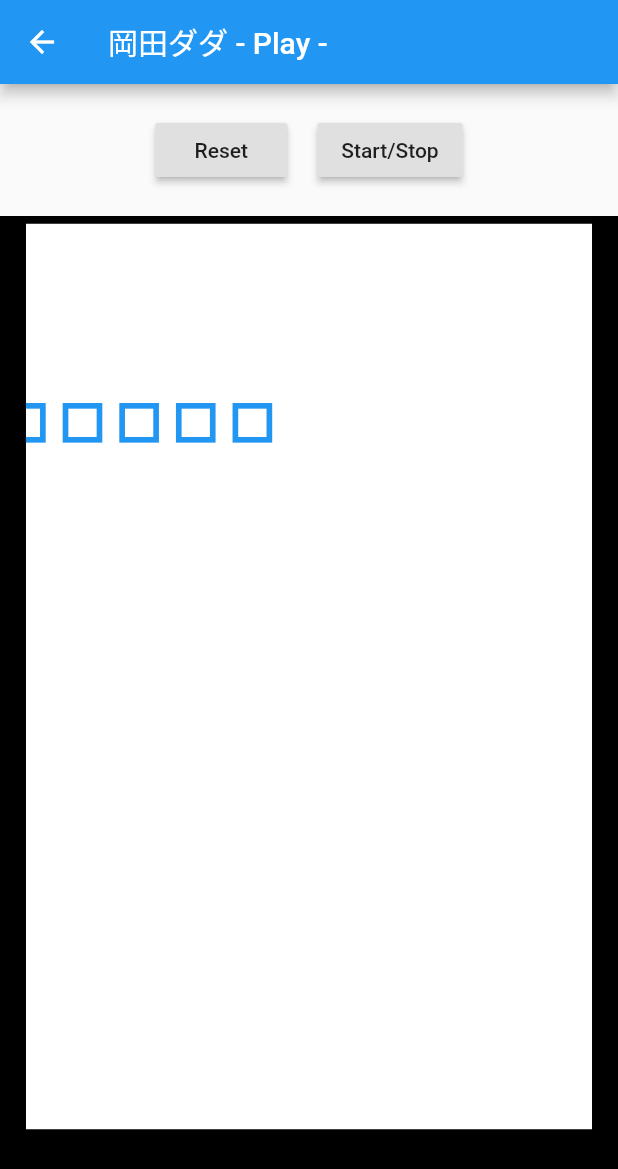
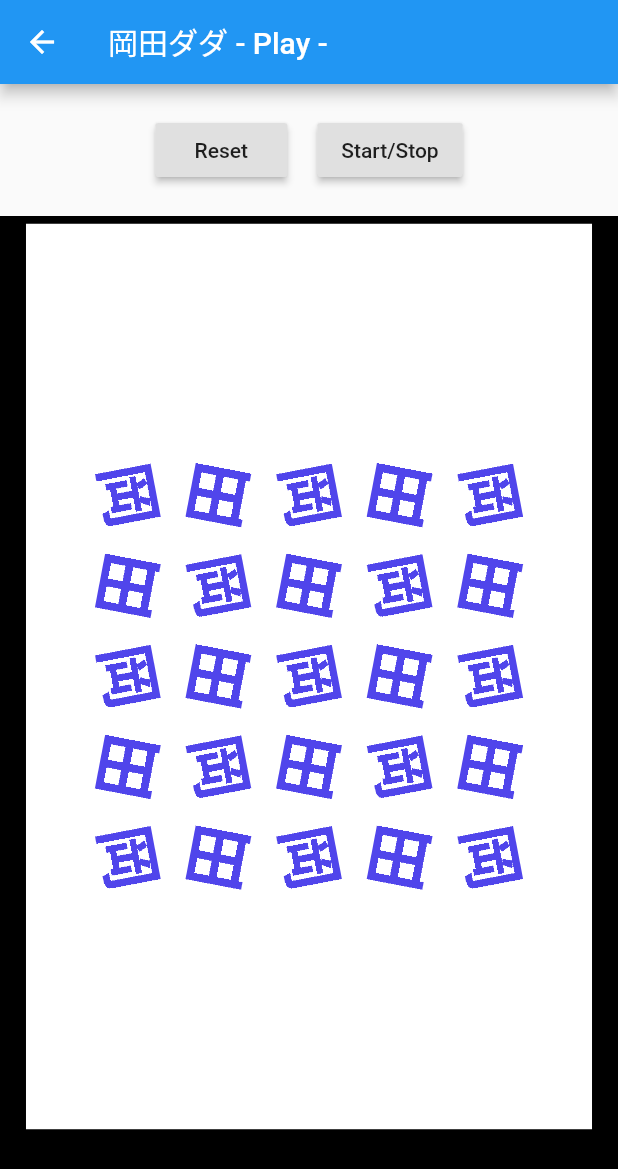
Before and after one commit to miyanokomiya/okadadada, a Flutter app: the screen it shows after launch, after a tap on "Play", on a phone screen of 412 x 824 dp. Shown: the top 1169 px of the screen. Run offline on Flutter 3.47's test engine with Material 2 defaults, Android fonts, the phone set to English and light mode, and no system bars.

Commit message:
Okada rotation

```diff
--- a/lib/game_main.dart
+++ b/lib/game_main.dart
@@ -1,5 +1,10 @@
 import 'package:flutter/material.dart';
 import 'package:flutter/animation.dart';
+import 'dart:async';
+import 'dart:ui' as ui;
+import 'dart:math';
+import 'package:flutter/services.dart' show rootBundle;
+import 'package:flutter/painting.dart' show decodeImageFromList;
 import 'game_field.dart';
 
 class GameMain extends StatefulWidget {
@@ -34,13 +39,28 @@ class _GameMainState extends State<GameMain>
   }
 
   void initGameState() {
-    this.blocks = List.generate(5, (i) {
-      var block = Block.init(x: i * 50.0, y: 0, blockType: BlockType.Oka)
-        ..animation = Tween(begin: 0.0, end: 1.0).animate(_animationController)
-        ..pipeAnimation = (block) => Offset(block.x,
-            block.y + this.gameField.fieldSize.height * block.animation.value);
-      return block;
-    });
+    var length = 5;
+    this.blocks = List.generate(length, (i) {
+      return List.generate(length, (j) {
+        var block = Block.init(
+            x: i * 80.0 +
+                this.gameField.fieldSize.width / 2 -
+                80 * (length - 1) / 2,
+            y: j * 80.0 +
+                this.gameField.fieldSize.height / 2 -
+                80 * (length - 1) / 2,
+            blockType: (i + j) % 2 == 0 ? BlockType.Oka : BlockType.Da)
+          ..animation =
+              Tween(begin: 0.0, end: 1.0).animate(_animationController)
+          ..pipeAnimation = (block) => block.clone()
+            ..rotation = 2 *
+                pi *
+                block.animation.value *
+                (block.blockType == BlockType.Oka ? 1 : -1);
+
+        return block;
+      });
+    }).expand((v) => v).toList();
     _animationController.reset();
     _animationController.forward();
   }
@@ -112,10 +132,27 @@ class _GameMainState extends State<GameMain>
 }
 
 class _BlockListPainter extends CustomPainter {
+  static ui.Image imageOka;
+  static ui.Image imageDa;
+  static bool imageLoaded = false;
+
+  static Future<Null> initImage() async {
+    if (imageLoaded) return;
+    imageOka = await loadImageAsset('assets/images/oka.png');
+    imageDa = await loadImageAsset('assets/images/da.png');
+    imageLoaded = true;
+  }
+
   GameField gameField;
   List<Block> blocks;
 
-  _BlockListPainter(this.blocks, this.gameField);
+  _BlockListPainter(this.blocks, this.gameField) {
+    initImage();
+  }
+
+  ui.Image getBlockImage(Block block) {
+    return block.blockType == BlockType.Oka ? imageOka : imageDa;
+  }
 
   @override
   void paint(Canvas canvas, Size size) {
@@ -129,17 +166,34 @@ class _BlockListPainter extends CustomPainter {
   }
 
   void paintBlock(Canvas canvas, Block block) {
-    var paint = Paint()
-      ..isAntiAlias = true
-      ..color = Colors.blue
-      ..strokeWidth = this.gameField.convertDouble(5.0)
-      ..style = PaintingStyle.stroke;
-    canvas.drawRect(
-        Rect.fromCenter(
-            center: this.gameField.convertOffset(block.animatedOffset()),
-            width: this.gameField.convertDouble(block.width),
-            height: this.gameField.convertDouble(block.height)),
-        paint);
+    var entity = block.animatedEntity();
+    var convertedCenter =
+        this.gameField.convertOffset(Offset(entity.x, entity.y));
+    var rect = Rect.fromCenter(
+        center: convertedCenter,
+        width: this.gameField.convertDouble(block.width),
+        height: this.gameField.convertDouble(block.height));
+
+    canvas.save();
+    canvas.translate(convertedCenter.dx, convertedCenter.dy);
+    canvas.rotate(entity.rotation);
+    canvas.translate(-convertedCenter.dx, -convertedCenter.dy);
+    if (imageLoaded) {
+      var image = this.getBlockImage(block);
+      canvas.drawImageRect(
+          image,
+          Rect.fromLTWH(0, 0, image.width.toDouble(), image.height.toDouble()),
+          rect,
+          Paint());
+    } else {
+      canvas.drawRect(
+          rect,
+          Paint()
+            ..isAntiAlias = true
+            ..color = Colors.blue
+            ..style = PaintingStyle.fill);
+    }
+    canvas.restore();
   }
 
   @override
@@ -160,13 +214,18 @@ class RectEntity {
   double height;
   double rotation;
   double scale;
-  Animation<double> animation;
 
   RectEntity.init(this.x, this.y)
-      : this.width = 30,
-        this.height = 30,
+      : this.width = 50,
+        this.height = 50,
         this.rotation = 0,
         this.scale = 0;
+
+  RectEntity clone() => RectEntity.init(this.x, this.y)
+    ..width = this.width
+    ..height = this.height
+    ..rotation = this.rotation
+    ..scale = this.scale;
 
   left() => this.x - this.width / 2;
   right() => this.x + this.width / 2;
@@ -176,13 +235,19 @@ class RectEntity {
 
 class Block extends RectEntity {
   BlockType blockType;
-  Offset Function(Block) pipeAnimation;
+  Animation<double> animation;
+  RectEntity Function(Block) pipeAnimation;
 
   Block.init({double x, double y, this.blockType}) : super.init(x, y);
 
-  Offset animatedOffset() => this.pipeAnimation(this);
+  RectEntity animatedEntity() => this.pipeAnimation(this);
 
   // bool testHit(Offset p) {
   //   var center = this.animatedOffset();
   // }
 }
+
+Future<ui.Image> loadImageAsset(String assetName) async {
+  final data = await rootBundle.load(assetName);
+  return decodeImageFromList(data.buffer.asUint8List());
+}
--- a/pubspec.yaml
+++ b/pubspec.yaml
@@ -45,9 +45,8 @@ flutter:
   uses-material-design: true
 
   # To add assets to your application, add an assets section, like this:
-  # assets:
-  #   - images/a_dot_burr.jpeg
-  #   - images/a_dot_ham.jpeg
+  assets:
+    - assets/images/
 
   # An image asset can refer to one or more resolution-specific "variants", see
   # https://flutter.dev/assets-and-images/#resolution-aware.
```
Also changed, not shown: assets/images/da.png (added), assets/images/oka.png (added).
